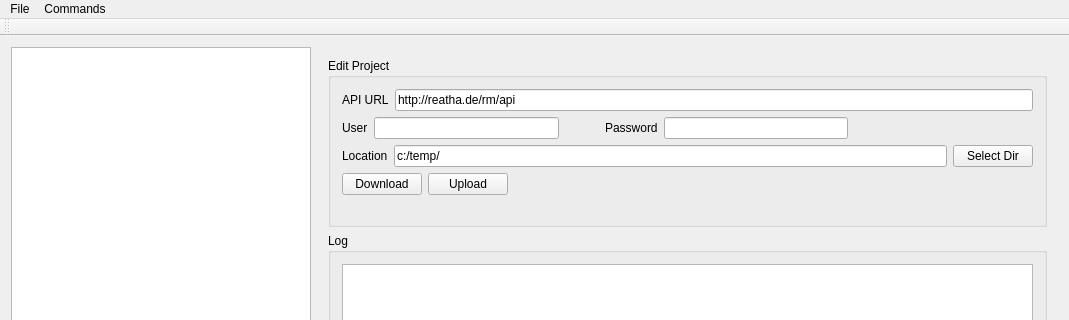
Before: the Qt Designer form qt/ReathaDesktop_src/reathadesktop.ui in vheinitz/reatha, drawn with Qt 5; both pictures show x 0 to 1069 and y 0 to 320 of the 1069 by 677 pixel window.
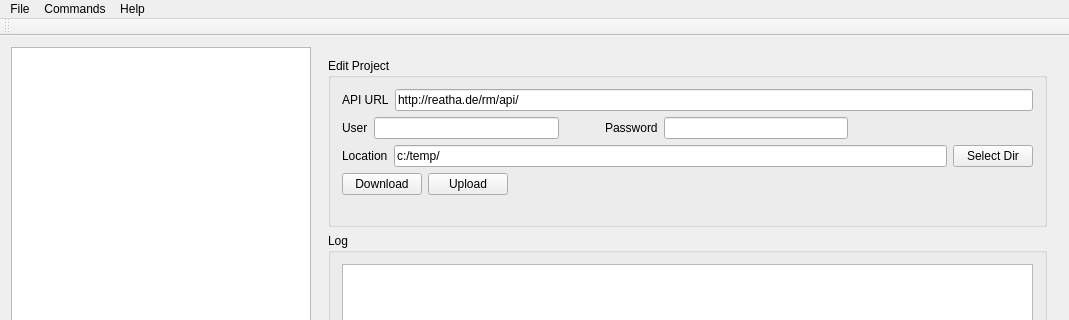
After: the same form once the commit is applied.

```diff
--- a/qt/ReathaDesktop_src/reathadesktop.ui
+++ b/qt/ReathaDesktop_src/reathadesktop.ui
@@ -59,7 +59,7 @@
              <item>
               <widget class="QLineEdit" name="eProjectUrl">
                <property name="text">
-                <string>http://reatha.de/rm/api</string>
+                <string>http://reatha.de/rm/api/</string>
                </property>
               </widget>
              </item>
@@ -259,8 +259,14 @@
     <addaction name="actionNew_Notification_Rule"/>
     <addaction name="actionDownload_Project"/>
    </widget>
+   <widget class="QMenu" name="menuHelp">
+    <property name="title">
+     <string>Help</string>
+    </property>
+   </widget>
    <addaction name="menuFile"/>
    <addaction name="menuCommands"/>
+   <addaction name="menuHelp"/>
   </widget>
   <widget class="QToolBar" name="mainToolBar">
    <attribute name="toolBarArea">
```
